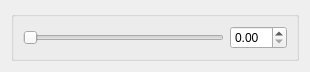
Above: src/wte/ui/SlidedSpinboxWidget.ui from spiricn/Wt before the change. Below: the same form after it.
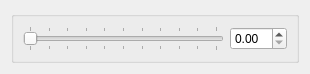
That is the form after the change.

Patch:
```diff
--- a/src/wte/ui/SlidedSpinboxWidget.ui
+++ b/src/wte/ui/SlidedSpinboxWidget.ui
@@ -34,9 +34,15 @@
      <layout class="QHBoxLayout" name="horizontalLayout">
       <item>
        <widget class="QSlider" name="slider">
+        <property name="maximum">
+         <number>100</number>
+        </property>
         <property name="orientation">
          <enum>Qt::Horizontal</enum>
         </property>
+        <property name="tickPosition">
+         <enum>QSlider::TicksBothSides</enum>
+        </property>
        </widget>
       </item>
       <item>
```
